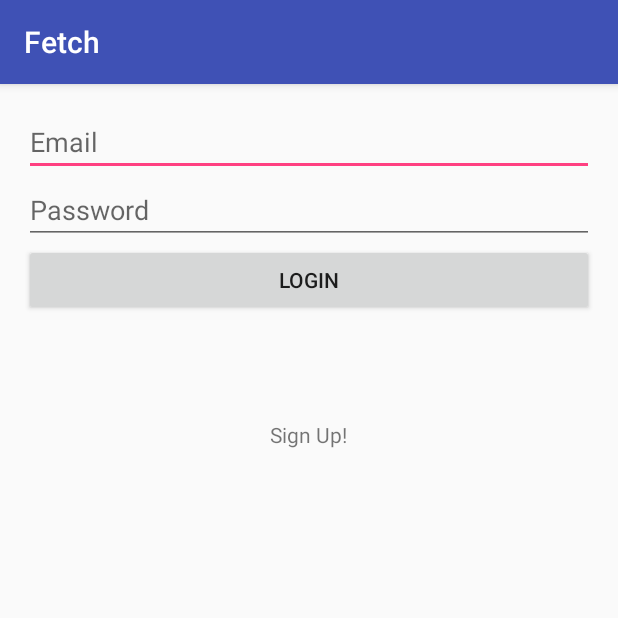
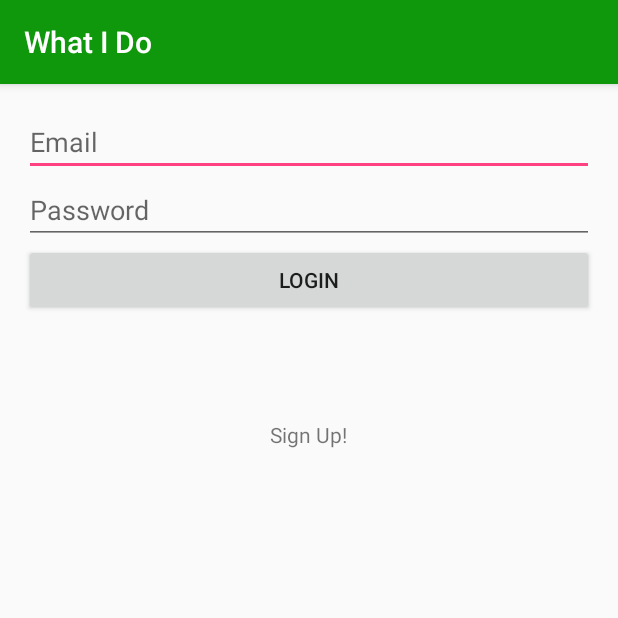
Before and after one commit to gitalry/Fetch, an Android app: the LoginActivity screen opened directly, with no data from a screen before it, on a phone screen of 412 x 824 dp, the top half of it. Run offline under Robolectric (Android 15) with nearby library versions, the phone set to English and light mode, and no system bars; libraries missing offline, so code that uses them is left out: com.firebase.client; 1 statement that could not run was skipped.

Commit message:
final app running with db working

```diff
--- a/app/src/main/java/com/example/jamesg/fetch/LoginActivity.java
+++ b/app/src/main/java/com/example/jamesg/fetch/LoginActivity.java
@@ -70,7 +70,7 @@ public class LoginActivity extends AppCompatActivity {
                             // Authenticated successfully with payload authData
                             Map<String, Object> map = new HashMap<String, Object>();
                             map.put("email", emailAddress);
-                            ref.child("users").child(authData.getUid()).setValue(map);
+                            ref.child("users").child(authData.getUid()).updateChildren(map);
 
                             Intent intent = new Intent(LoginActivity.this, MainActivity.class);
                             intent.addFlags(Intent.FLAG_ACTIVITY_NEW_TASK);
--- a/app/src/main/java/com/example/jamesg/fetch/MainActivity.java
+++ b/app/src/main/java/com/example/jamesg/fetch/MainActivity.java
@@ -150,8 +150,10 @@ try {
         //noinspection SimplifiableIfStatement
 
 
+
         if (id == R.id.action_logout) {
-            return true;
+            mRef.unauth();
+            loadLoginView();
         }
 
 
--- a/app/src/main/res/values/colors.xml
+++ b/app/src/main/res/values/colors.xml
@@ -1,6 +1,6 @@
 <?xml version="1.0" encoding="utf-8"?>
 <resources>
-    <color name="colorPrimary">#3F51B5</color>
-    <color name="colorPrimaryDark">#303F9F</color>
+    <color name="colorPrimary">#0F980B</color>
+    <color name="colorPrimaryDark">#008000</color>
     <color name="colorAccent">#FF4081</color>
 </resources>
--- a/app/src/main/res/values/strings.xml
+++ b/app/src/main/res/values/strings.xml
@@ -1,5 +1,5 @@
 <resources>
-    <string name="app_name">Fetch</string>
+    <string name="app_name">What I Do</string>
     <string name="action_settings">Settings</string>
     <string name="password_hint">Password</string>
 <string name="email_hint">Email</string>
```
Also changed, not shown: 2 other files.
